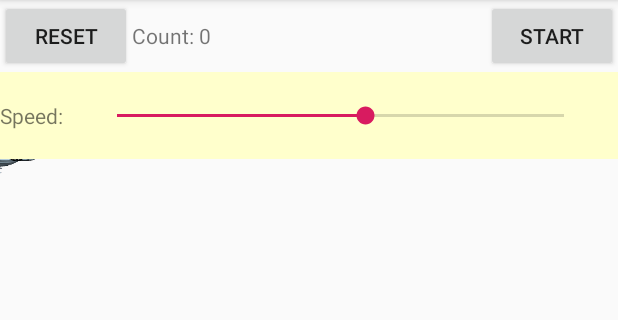
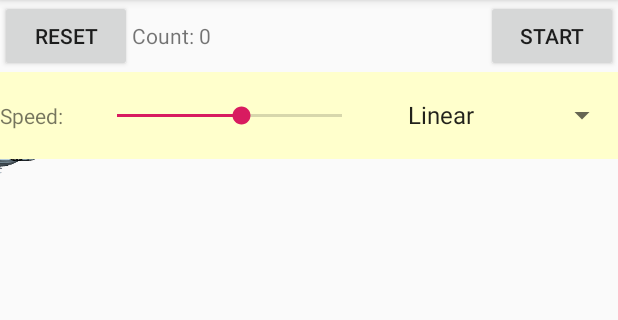
Before and after one commit to scgyong/and_2020, an Android app: the screen it shows after launch (MainActivity), after a tap on "START", on a phone screen of 412 x 824 dp, the part 84-404 px from its top. Run offline under Robolectric (Android 15) with nearby library versions, the phone set to English and light mode, and no system bars.

Commit message:
Interpolator

```diff
--- a/SmoothingPath/app/src/main/java/kr/ac/kpu/game/scgyong/smoothingpath/MainActivity.java
+++ b/SmoothingPath/app/src/main/java/kr/ac/kpu/game/scgyong/smoothingpath/MainActivity.java
@@ -2,11 +2,19 @@ package kr.ac.kpu.game.scgyong.smoothingpath;
 
 import androidx.appcompat.app.AppCompatActivity;
 
-import android.animation.ValueAnimator;
-import android.graphics.PathMeasure;
+import android.animation.TimeInterpolator;
+import android.graphics.Interpolator;
 import android.os.Bundle;
 import android.view.View;
+import android.view.animation.AccelerateDecelerateInterpolator;
+import android.view.animation.AccelerateInterpolator;
+import android.view.animation.AnticipateInterpolator;
+import android.view.animation.AnticipateOvershootInterpolator;
+import android.view.animation.DecelerateInterpolator;
+import android.view.animation.LinearInterpolator;
+import android.widget.ArrayAdapter;
 import android.widget.SeekBar;
+import android.widget.Spinner;
 import android.widget.TextView;
 
 public class MainActivity extends AppCompatActivity {
@@ -14,6 +22,7 @@ public class MainActivity extends AppCompatActivity {
     private PathView pathView;
     private TextView countTextView;
     private SeekBar seekBar;
+    private Spinner spinner;
 
     @Override
     protected void onCreate(Bundle savedInstanceState) {
@@ -30,6 +39,21 @@ public class MainActivity extends AppCompatActivity {
             }
         });
         showCount();
+
+
+        spinner = (Spinner) findViewById(R.id.spinner);
+
+        ArrayAdapter<String> stringArrayAdapter = new ArrayAdapter<String>(this,
+                android.R.layout.simple_spinner_item,
+                // 안드로이드 values 폴더에 arrays에 셋팅된 List를 Adapter에 셋팅 해준다.
+                // getResources() 메서드는 리소스 사용에 관한 메서드로 Activity 상속시
+                // 사용할 수 있다.
+                (String[]) getResources().getStringArray(R.array.interpolators));
+        // Spinner 클릭시 DropDown 모양을 설정 할 수 있다.
+        stringArrayAdapter.setDropDownViewResource
+                (android.R.layout.simple_spinner_dropdown_item);
+        // 스피너에 어답터를 연결 시켜 준다.
+        spinner.setAdapter(stringArrayAdapter);
     }
 
     private void showCount() {
@@ -41,7 +65,22 @@ public class MainActivity extends AppCompatActivity {
     }
 
     public void onBtnStart(View view) {
+        int pos = spinner.getSelectedItemPosition();
+        TimeInterpolator interpolator;
+        if (pos == 1) {
+            interpolator = new AccelerateInterpolator();
+        } else if (pos == 2) {
+            interpolator = new DecelerateInterpolator();
+        } else if (pos == 3) {
+            interpolator = new AccelerateDecelerateInterpolator();
+        } else if (pos == 4) {
+            interpolator = new AnticipateInterpolator();
+        } else if (pos == 5) {
+            interpolator = new AnticipateOvershootInterpolator();
+        } else {
+            interpolator = new LinearInterpolator();
+        }
         int value = seekBar.getProgress();
-        pathView.start(1000 - value);
+        pathView.start(1000 - value, interpolator);
     }
 }
--- a/SmoothingPath/app/src/main/java/kr/ac/kpu/game/scgyong/smoothingpath/PathView.java
+++ b/SmoothingPath/app/src/main/java/kr/ac/kpu/game/scgyong/smoothingpath/PathView.java
@@ -1,5 +1,6 @@
 package kr.ac.kpu.game.scgyong.smoothingpath;
 
+import android.animation.TimeInterpolator;
 import android.animation.ValueAnimator;
 import android.content.Context;
 import android.graphics.Bitmap;
@@ -24,13 +25,16 @@ class PathView extends View {
     private float xFighter, yFighter;
     private float angle;
 
-    public void start(int msecPerCount) {
+    public void start(int msecPerCount, TimeInterpolator interpolator) {
         int count = getCount();
         if (count < 2) return;
         final PathMeasure pm = new PathMeasure(path, false);
         final float length = pm.getLength();
         ValueAnimator anim = ValueAnimator.ofFloat(0f, 1f);
         anim.setDuration(count * msecPerCount);
+        if (interpolator != null) {
+            anim.setInterpolator(interpolator);
+        }
         anim.addUpdateListener(new ValueAnimator.AnimatorUpdateListener() {
             float[] pos = new float[2];
             float[] tan = new float[2];
--- a/SmoothingPath/app/src/main/res/layout/activity_main.xml
+++ b/SmoothingPath/app/src/main/res/layout/activity_main.xml
@@ -46,13 +46,22 @@
 
         <SeekBar
             android:id="@+id/seekBar"
-            android:layout_width="match_parent"
+            android:layout_width="0dp"
             android:layout_height="wrap_content"
+            android:layout_weight="1"
             android:layout_margin="20dp"
             android:min="0"
             android:max="900"
             android:progress="500"
             />
+        <Spinner
+            android:id="@+id/spinner"
+            android:layout_gravity="center"
+            android:layout_width="wrap_content"
+            android:layout_height="wrap_content"
+            android:spinnerMode="dropdown"
+            >
+        </Spinner>
     </LinearLayout>
     <kr.ac.kpu.game.scgyong.smoothingpath.PathView
         android:id="@+id/pathView"
--- /dev/null
+++ b/SmoothingPath/app/src/main/res/values/arrays.xml
@@ -0,0 +1,9 @@
+<?xml version="1.0" encoding="utf-8"?>
+<resources>
+    <string-array name="interpolators">
+        <item>@string/interpolator_linear</item>
+        <item>@string/interpolator_ascending</item>
+        <item>@string/interpolator_descending</item>
+        <item>@string/interpolator_asc_desc</item>
+    </string-array>
+</resources>
--- a/SmoothingPath/app/src/main/res/values/strings.xml
+++ b/SmoothingPath/app/src/main/res/values/strings.xml
@@ -1,3 +1,7 @@
 <resources>
     <string name="app_name">SmoothingPath</string>
+    <string name="interpolator_linear">Linear</string>
+    <string name="interpolator_ascending">Ascending</string>
+    <string name="interpolator_descending">Descending</string>
+    <string name="interpolator_asc_desc">Asc-Desc</string>
 </resources>
```
